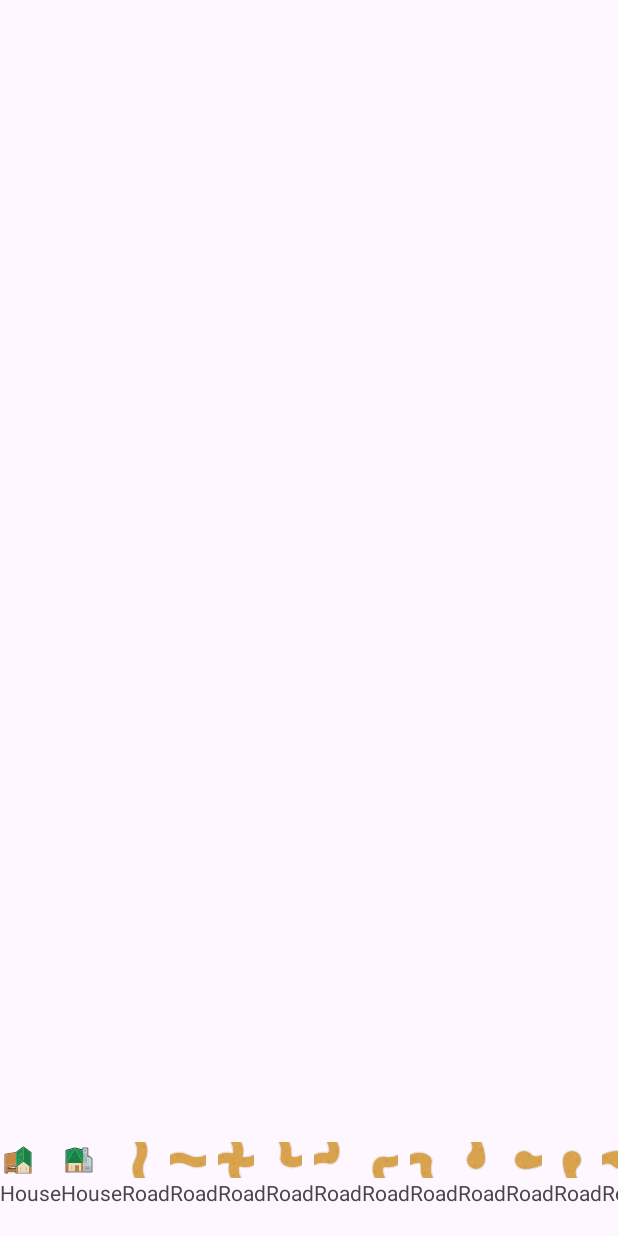
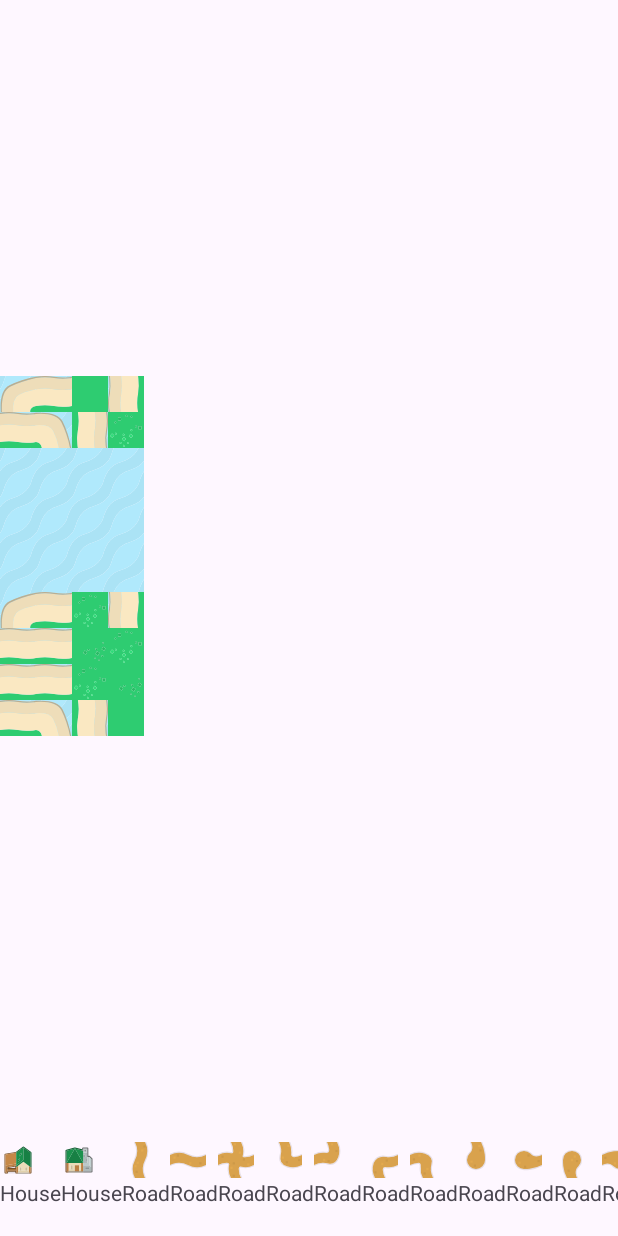
Before and after one commit to justinp04/Mobile_Application_Development, an Android app: the screen it shows after launch (MainActivity), on a phone screen of 412 x 824 dp. Run offline under Robolectric (Android 15) with nearby library versions, the phone set to English and light mode, and no system bars.

Commit message:
RecycleView for Map
Have gotten RecyclerView for the Map to work

```diff
--- a/Prac 5 & 6/prac5and6/app/src/main/java/com/example/prac5and6/MainActivity.java
+++ b/Prac 5 & 6/prac5and6/app/src/main/java/com/example/prac5and6/MainActivity.java
@@ -3,9 +3,10 @@ package com.example.prac5and6;
 import androidx.appcompat.app.AppCompatActivity;
 import androidx.fragment.app.Fragment;
 import androidx.fragment.app.FragmentManager;
-import androidx.recyclerview.widget.RecyclerView;
 
 import android.os.Bundle;
+
+import com.example.prac5and6.resource.ResourceFragment;
 
 public class MainActivity extends AppCompatActivity
 {
--- /dev/null
+++ b/Prac 5 & 6/prac5and6/app/src/main/java/com/example/prac5and6/MapAdapter.java
@@ -0,0 +1,62 @@
+package com.example.prac5and6;
+
+/* The purpose of the adapter is to assign the information to the view holder*/
+
+import java.util.*;
+
+import android.view.LayoutInflater;
+import android.view.View;
+import android.view.ViewGroup;
+import androidx.annotation.NonNull;
+import androidx.recyclerview.widget.RecyclerView;
+
+import java.util.ArrayList;
+
+public class MapAdapter extends RecyclerView.Adapter<MapVH>
+{
+    // Make a reference to the list of data that we are going to be referring to
+    ArrayList<MapElement> elements;
+
+    public MapAdapter(ArrayList<MapElement> elements){this.elements = elements;}
+
+    @NonNull
+    @Override
+    public MapVH onCreateViewHolder(@NonNull ViewGroup parent, int viewType)
+    {
+        // First we must inflate the list item view to be used.
+        // Create an inflater to action this
+        LayoutInflater inflater = LayoutInflater.from(parent.getContext());
+
+        // Assign the correct view using the inflater
+        View view = inflater.inflate(R.layout.map_list_item_layout, parent, false);
+
+        // Create an instance of a viewholder and have
+        MapVH mapVH = new MapVH(view);
+
+        return mapVH;
+    }
+
+    /* This method for the ViewHolder binds the unique information to the viewholder*/
+    @Override
+    public void onBindViewHolder(@NonNull MapVH holder, int position)
+    {
+        // Get the information to be binded
+        MapElement element = elements.get(position);
+
+        holder.imageNW.setImageResource(element.getNorthWest());
+        holder.imageNE.setImageResource(element.getNorthEast());
+        holder.imageSE.setImageResource(element.getSouthEast());
+        holder.imageSW.setImageResource(element.getSouthWest());
+
+        // Place structure if an element has been built on the grid
+        if(element.getStructure() != null)
+        {
+
+        }
+    }
+
+    @Override
+    public int getItemCount() {
+        return elements.size();
+    }
+}
--- a/Prac 5 & 6/prac5and6/app/src/main/java/com/example/prac5and6/MapData.java
+++ b/Prac 5 & 6/prac5and6/app/src/main/java/com/example/prac5and6/MapData.java
@@ -22,7 +22,7 @@ public class MapData
             R.drawable.ic_grass3, R.drawable.ic_grass4};
 
     private static final Random rng = new Random();
-    private MapElement[][] grid;
+    private static MapElement[][] grid;
 
     private static MapData instance = null;
 
@@ -179,7 +179,7 @@ public class MapData
         this.grid = generateGrid();
     }
 
-    public MapElement get(int i, int j)
+    public static MapElement get(int i, int j)
     {
         return grid[i][j];
     }
--- a/Prac 5 & 6/prac5and6/app/src/main/java/com/example/prac5and6/MapElement.java
+++ b/Prac 5 & 6/prac5and6/app/src/main/java/com/example/prac5and6/MapElement.java
@@ -1,4 +1,6 @@
 package com.example.prac5and6;
+
+import com.example.prac5and6.resource.Structure;
 
 /**
  * Represents a single grid square in the map. Each map element has both terrain and an optional
--- a/Prac 5 & 6/prac5and6/app/src/main/java/com/example/prac5and6/MapFragment.java
+++ b/Prac 5 & 6/prac5and6/app/src/main/java/com/example/prac5and6/MapFragment.java
@@ -3,10 +3,15 @@ package com.example.prac5and6;
 import android.os.Bundle;
 
 import androidx.fragment.app.Fragment;
+import androidx.recyclerview.widget.GridLayoutManager;
+import androidx.recyclerview.widget.RecyclerView;
 
+import android.util.Log;
 import android.view.LayoutInflater;
 import android.view.View;
 import android.view.ViewGroup;
+
+import java.util.ArrayList;
 
 /**
  * A simple {@link Fragment} subclass.
@@ -24,6 +29,8 @@ public class MapFragment extends Fragment {
     private String mParam1;
     private String mParam2;
 
+    MapData data = MapData.get();
+
     public MapFragment() {
         // Required empty public constructor
     }
@@ -37,7 +44,8 @@ public class MapFragment extends Fragment {
      * @return A new instance of fragment map.
      */
     // TODO: Rename and change types and number of parameters
-    public static MapFragment newInstance(String param1, String param2) {
+    public static MapFragment newInstance(String param1, String param2)
+    {
         MapFragment fragment = new MapFragment();
         Bundle args = new Bundle();
         args.putString(ARG_PARAM1, param1);
@@ -61,4 +69,34 @@ public class MapFragment extends Fragment {
         // Inflate the layout for this fragment
         return inflater.inflate(R.layout.fragment_map, container, false);
     }
+
+    @Override
+    public void onViewCreated(View view, Bundle savedInstanceState) {
+        super.onViewCreated(view, savedInstanceState);
+
+        ArrayList<MapElement> list = new ArrayList<>();
+
+        // Get the information to be stored.
+        for(int i = 0; i < data.HEIGHT; i++)
+        {
+            for(int j = 0; j < data.WIDTH; j++)
+            {
+                list.add(MapData.get(i ,j));
+            }
+        }
+
+        // The number of rows the map should have
+        int spanCount = data.HEIGHT;
+        Log.d("HEIGHT","The height is: " + data.HEIGHT);
+
+        // Make a reference to the RecyclerView
+        RecyclerView rv = view.findViewById(R.id.mapRecycler);
+
+        // Set the layout manager
+        GridLayoutManager layoutManager = new GridLayoutManager(getContext(), spanCount, GridLayoutManager.HORIZONTAL,false);
+        rv.setLayoutManager(layoutManager);
+
+        MapAdapter adapter = new MapAdapter(list);
+        rv.setAdapter(adapter);
+    }
 }
--- /dev/null
+++ b/Prac 5 & 6/prac5and6/app/src/main/java/com/example/prac5and6/MapVH.java
@@ -0,0 +1,27 @@
+package com.example.prac5and6;
+
+import android.view.View;
+import android.widget.ImageView;
+
+import androidx.annotation.NonNull;
+import androidx.recyclerview.widget.RecyclerView;
+
+// The purpose of the ViewHolder class is to be the frame that holds the unique data for each unique entry
+// in the list of items in RecyclerView
+
+public class MapVH extends RecyclerView.ViewHolder
+{
+    public ImageView imageNW;
+    public ImageView imageNE;
+    public ImageView imageSE;
+    public ImageView imageSW;
+
+    public MapVH(@NonNull View itemView)
+    {
+        super(itemView);
+        imageNW = itemView.findViewById(R.id.elementNW);
+        imageNE = itemView.findViewById(R.id.elementNE);
+        imageSE = itemView.findViewById(R.id.elementSE);
+        imageSW = itemView.findViewById(R.id.elementSW);
+    }
+}
--- a/Prac 5 & 6/prac5and6/app/src/main/java/com/example/prac5and6/ResourceAdapter.java
+++ b/Prac 5 & 6/prac5and6/app/src/main/java/com/example/prac5and6/resource/ResourceAdapter.java
@@ -1,4 +1,4 @@
-package com.example.prac5and6;
+package com.example.prac5and6.resource;
 
 import java.util.*;
 
@@ -7,6 +7,8 @@ import android.view.View;
 import android.view.ViewGroup;
 import androidx.annotation.NonNull;
 import androidx.recyclerview.widget.RecyclerView;
+
+import com.example.prac5and6.R;
 
 public class ResourceAdapter extends RecyclerView.Adapter<ResourceVH>
 {
--- a/Prac 5 & 6/prac5and6/app/src/main/java/com/example/prac5and6/ResourceFragment.java
+++ b/Prac 5 & 6/prac5and6/app/src/main/java/com/example/prac5and6/resource/ResourceFragment.java
@@ -1,4 +1,4 @@
-package com.example.prac5and6;
+package com.example.prac5and6.resource;
 
 import android.os.Bundle;
 
@@ -9,6 +9,8 @@ import androidx.recyclerview.widget.RecyclerView;
 import android.view.LayoutInflater;
 import android.view.View;
 import android.view.ViewGroup;
+
+import com.example.prac5and6.R;
 
 import java.util.ArrayList;
 
--- a/Prac 5 & 6/prac5and6/app/src/main/java/com/example/prac5and6/ResourceVH.java
+++ b/Prac 5 & 6/prac5and6/app/src/main/java/com/example/prac5and6/resource/ResourceVH.java
@@ -1,4 +1,4 @@
-package com.example.prac5and6;
+package com.example.prac5and6.resource;
 
 import android.view.View;
 import android.widget.ImageView;
@@ -6,6 +6,8 @@ import android.widget.TextView;
 
 import androidx.annotation.NonNull;
 import androidx.recyclerview.widget.RecyclerView;
+
+import com.example.prac5and6.R;
 
 
 // The purpose of this class is to hold references to the views in the list item layout.
--- a/Prac 5 & 6/prac5and6/app/src/main/java/com/example/prac5and6/Structure.java
+++ b/Prac 5 & 6/prac5and6/app/src/main/java/com/example/prac5and6/resource/Structure.java
@@ -1,4 +1,4 @@
-package com.example.prac5and6;
+package com.example.prac5and6.resource;
 
 /**
  * Represents a possible structure to be placed on the map. A structure simply contains a drawable
--- a/Prac 5 & 6/prac5and6/app/src/main/java/com/example/prac5and6/StructureData.java
+++ b/Prac 5 & 6/prac5and6/app/src/main/java/com/example/prac5and6/resource/StructureData.java
@@ -1,4 +1,6 @@
-package com.example.prac5and6;
+package com.example.prac5and6.resource;
+
+import com.example.prac5and6.R;
 
 import java.util.Arrays;
 import java.util.List;
--- a/Prac 5 & 6/prac5and6/app/src/main/res/layout/fragment_resource.xml
+++ b/Prac 5 & 6/prac5and6/app/src/main/res/layout/fragment_resource.xml
@@ -8,7 +8,7 @@
     android:id="@+id/frameLayout"
     android:layout_width="match_parent"
     android:layout_height="match_parent"
-    tools:context=".ResourceFragment">
+    tools:context=".resource.ResourceFragment">
 
     <androidx.recyclerview.widget.RecyclerView
         android:id="@+id/resourceRecycler"
--- /dev/null
+++ b/Prac 5 & 6/prac5and6/app/src/main/res/layout/map_list_item_layout.xml
@@ -0,0 +1,25 @@
+<?xml version="1.0" encoding="utf-8"?>
+<LinearLayout xmlns:android="http://schemas.android.com/apk/res/android"
+    android:layout_width="match_parent"
+    android:layout_height="match_parent">
+
+    <ImageView
+        android:id="@+id/elementNW"
+        android:layout_width="wrap_content"
+        android:layout_height="wrap_content"/>
+
+    <ImageView
+        android:id="@+id/elementNE"
+        android:layout_width="wrap_content"
+        android:layout_height="wrap_content"/>
+
+    <ImageView
+        android:id="@+id/elementSE"
+        android:layout_width="wrap_content"
+        android:layout_height="wrap_content"/>
+
+    <ImageView
+        android:id="@+id/elementSW"
+        android:layout_width="wrap_content"
+        android:layout_height="wrap_content"/>
+</LinearLayout>
```
